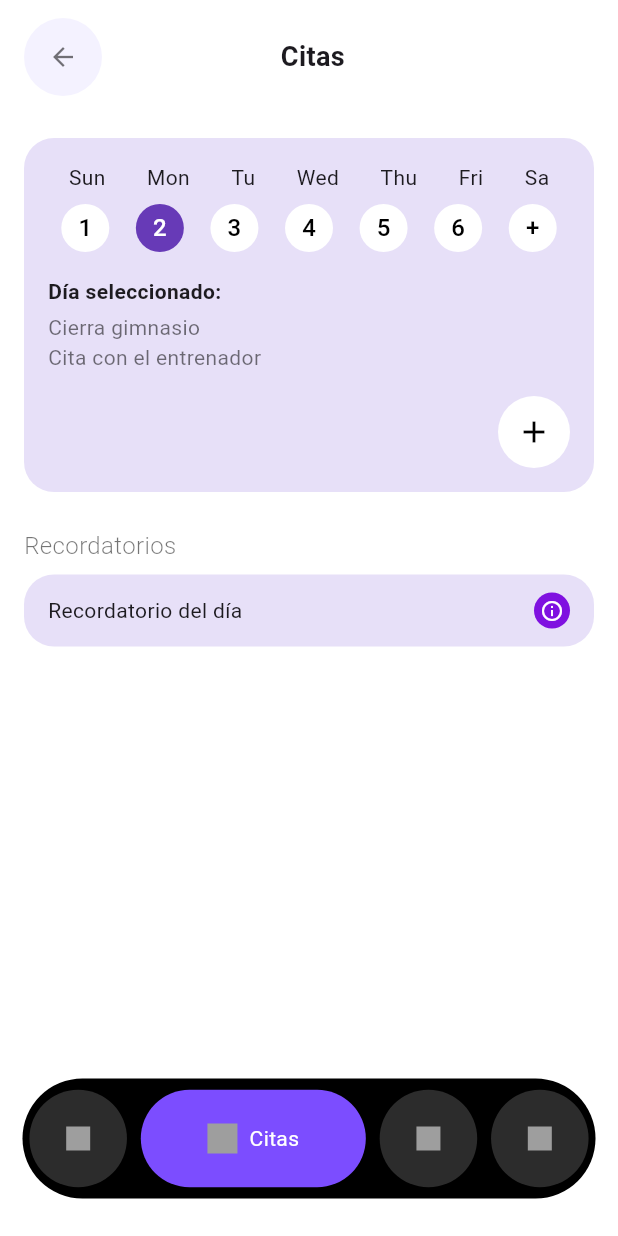
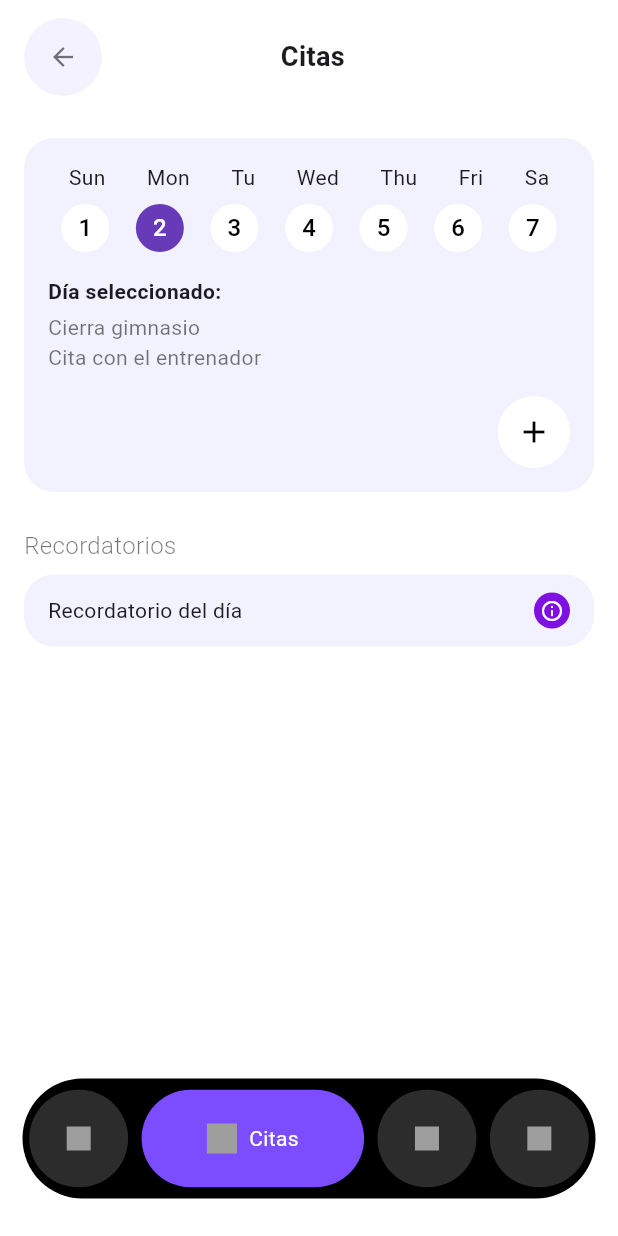
Before and after one commit to alejandroSoa/SGYM_Android_Platform, a Flutter app: the screen it shows after launch, item 2 of the bottom bar chosen, on a phone screen of 412 x 824 dp. Run offline on Flutter 3.47's test engine with Material 3 defaults, Android fonts, the phone set to English and light mode, and no system bars.

Commit message:
Adding colors and adjustment for icons

```diff
--- a/lib/main.dart
+++ b/lib/main.dart
@@ -88,11 +88,15 @@ class _MainLayoutState extends State<MainLayout> {
 
   Widget _buildNavButton({required int index, required String label}) {
     final isSelected = currentIndex == index;
+    double screenWidth = MediaQuery.of(context).size.width;
+    double selectedWidth = screenWidth * 0.36;
+    double unselectedWidth = screenWidth * 0.16;
+
     return GestureDetector(
       onTap: () => setState(() => currentIndex = index),
       child: Container(
         height: 65,
-        width: isSelected ? 150 : 65,
+        width: isSelected ? selectedWidth : unselectedWidth,
         decoration: BoxDecoration(
           color: isSelected ? const Color(0xFF7C4DFF) : const Color(0xFF2C2C2C),
           borderRadius: BorderRadius.circular(50),
--- a/lib/screens/appointments_screen.dart
+++ b/lib/screens/appointments_screen.dart
@@ -34,8 +34,8 @@ class _WeeklyCalendar extends StatelessWidget {
     return Container(
       padding: const EdgeInsets.all(16),
       decoration: BoxDecoration(
-        color: const Color(0xFFE7E0F8),
-        borderRadius: BorderRadius.circular(20),
+      color: Color(0xFFF2F2FF),
+      borderRadius: BorderRadius.circular(20),
       ),
       child: Column(
         children: [
@@ -56,7 +56,7 @@ class _WeeklyCalendar extends StatelessWidget {
               _DayCircle(text: '4', selected: false),
               _DayCircle(text: '5', selected: false),
               _DayCircle(text: '6', selected: false),
-              _DayCircle(text: '7', selected: false, isAdd: true),
+              _DayCircle(text: '7', selected: false),
             ],
           ),
           const SizedBox(height: 16),
@@ -97,12 +97,10 @@ class _WeeklyCalendar extends StatelessWidget {
 class _DayCircle extends StatelessWidget {
   final String text;
   final bool selected;
-  final bool isAdd;
 
   const _DayCircle({
     required this.text,
-    this.selected = false,
-    this.isAdd = false,
+    this.selected = false
   });
 
   @override
@@ -111,7 +109,7 @@ class _DayCircle extends StatelessWidget {
       radius: 16,
       backgroundColor: selected ? Colors.deepPurple : Colors.white,
       child: Text(
-        isAdd ? '+' : text,
+        text,
         style: TextStyle(
           color: selected ? Colors.white : Colors.black,
           fontWeight: FontWeight.w500,
@@ -129,7 +127,7 @@ class _ReminderCard extends StatelessWidget {
     return Container(
       padding: const EdgeInsets.symmetric(vertical: 12, horizontal: 16),
       decoration: BoxDecoration(
-        color: const Color(0xFFE7E0F8),
+      color: Color(0xFFF2F2FF),
         borderRadius: BorderRadius.circular(20),
       ),
       child: Row(
--- a/lib/screens/notifications_screen.dart
+++ b/lib/screens/notifications_screen.dart
@@ -33,7 +33,7 @@ class NotificationsScreen extends StatelessWidget {
           margin: const EdgeInsets.all(16),
           padding: const EdgeInsets.all(16),
           decoration: BoxDecoration(
-            color: const Color(0xFFF2F2FF),
+            color: Color(0xFFF2F2FF),
             borderRadius: BorderRadius.circular(24),
           ),
           child: ConstrainedBox(
--- a/lib/widgets/custom_top_bar.dart
+++ b/lib/widgets/custom_top_bar.dart
@@ -80,7 +80,7 @@ Widget build(BuildContext context) {
                     height: 40,
                     width: 40,
                     decoration: BoxDecoration(
-                      color: const Color.fromRGBO(244, 242, 255, 1),
+                      color: Color(0xFFF2F2FF),
                       shape: BoxShape.circle,
                     ),
                     child: const Icon(Icons.notifications_none, color: Colors.black54, size: 22),
@@ -93,6 +93,7 @@ Widget build(BuildContext context) {
                       child: CircleAvatar(
                         backgroundImage: AssetImage(profileImage),
                         radius: 20,
+                        backgroundColor: Color(0xFFF2F2FF),
                       ),
                     )
                   : const SizedBox(width: 35),
--- a/lib/widgets/daily_activity.dart
+++ b/lib/widgets/daily_activity.dart
@@ -36,7 +36,6 @@ class DailyActivity extends StatelessWidget {
           Row(
             crossAxisAlignment: CrossAxisAlignment.start,
             children: [
-              // Rutina
               Expanded(
                 child: Container(
                   padding: const EdgeInsets.all(10),
```
Also changed, not shown: lib/screens/home_screen.dart (+9 -9 lines), lib/screens/profile_screen.dart (+6 -6 lines), 2 other files.
